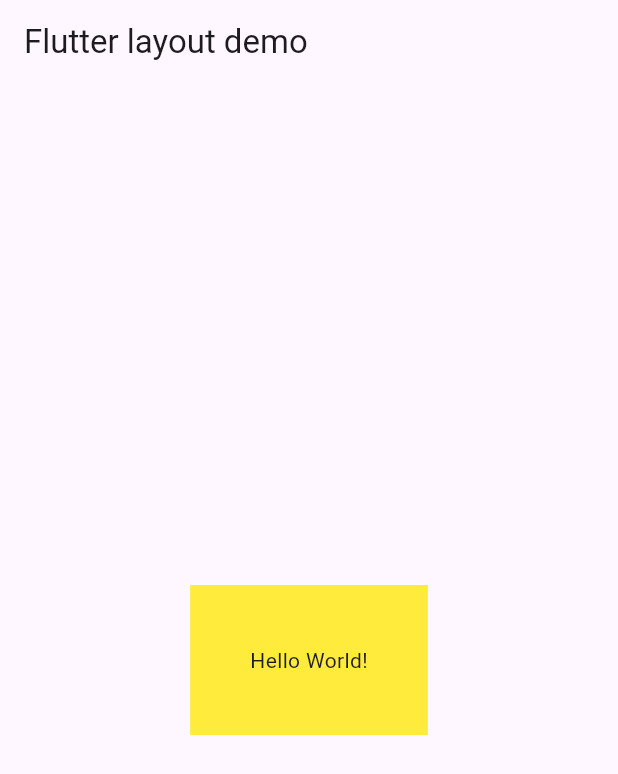
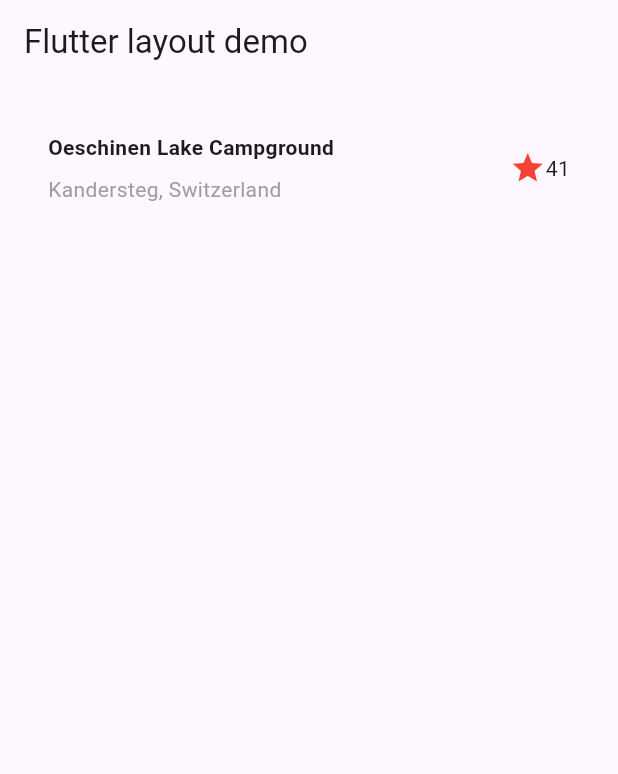
Before and after one commit to MihoSuzuki1/flutter_tutorial, a Flutter app: the screen it shows after launch, on a phone screen of 412 x 824 dp. Shown: the top 774 px of the screen. Run offline on Flutter 3.47's test engine with Material 3 defaults, Android fonts, the phone set to English and light mode, and no system bars.

Commit message:
Implement the title row

```diff
--- a/lib/main.dart
+++ b/lib/main.dart
@@ -9,16 +9,53 @@ class MainApp extends StatelessWidget {
 
   @override
   Widget build(BuildContext context) {
+    Widget titleSection = Container(
+      padding: const EdgeInsets.all(32),
+      child: Row(
+        children: [
+          Expanded(
+            /*1*/
+            child: Column(
+              crossAxisAlignment: CrossAxisAlignment.start,
+              children: [
+                /*2*/
+                Container(
+                  padding: const EdgeInsets.only(bottom: 8),
+                  child: const Text(
+                    'Oeschinen Lake Campground',
+                    style: TextStyle(
+                      fontWeight: FontWeight.bold,
+                    ),
+                  ),
+                ),
+                Text(
+                  'Kandersteg, Switzerland',
+                  style: TextStyle(
+                    color: Colors.grey[500],
+                  ),
+                ),
+              ],
+            ),
+          ),
+          /*3*/
+          Icon(
+            Icons.star,
+            color: Colors.red[500],
+          ),
+          const Text('41'),
+        ],
+      ),
+    );
+
     return MaterialApp(
       home: Scaffold(
         appBar: AppBar(
           title: const Text('Flutter layout demo'),
         ),
-        body: Center(
-          child: Container(
-              padding: const EdgeInsets.all(40),
-              color: Colors.yellow,
-              child: const Text('Hello World!')),
+        body: Column(
+          children: [
+            titleSection,
+          ],
         ),
       ),
     );
```
